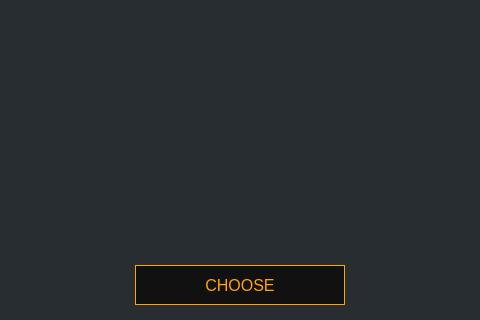
The window that src/gui/ui/addressbookdialog.ui (ConcealNetwork/conceal-desktop) describes before a commit, drawn with Qt 5; both pictures show x 134 to 614 and y 205 to 525 of the 747 by 525 pixel window.
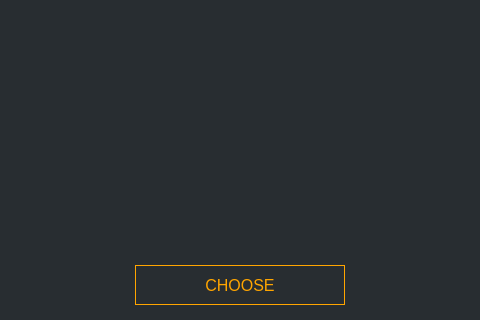
The same window after the commit.

```diff
--- a/src/gui/ui/addressbookdialog.ui
+++ b/src/gui/ui/addressbookdialog.ui
@@ -76,7 +76,7 @@
         </font>
        </property>
        <property name="styleSheet">
-        <string notr="true">QPushButton#m_okButton {color: orange; background-color: #111111; border: 1px solid orange; font-size: 16px;}
+        <string notr="true">QPushButton#m_okButton {color: orange;  border: 1px solid orange; font-size: 16px;}
 
 QPushButton#m_okButton:hover {color: orange; background-color: #111111; border: 2px solid orange; font-size: 16px;}</string>
        </property>
```
Left out of the diff: 2 changed lines with no effect on the pictures.
